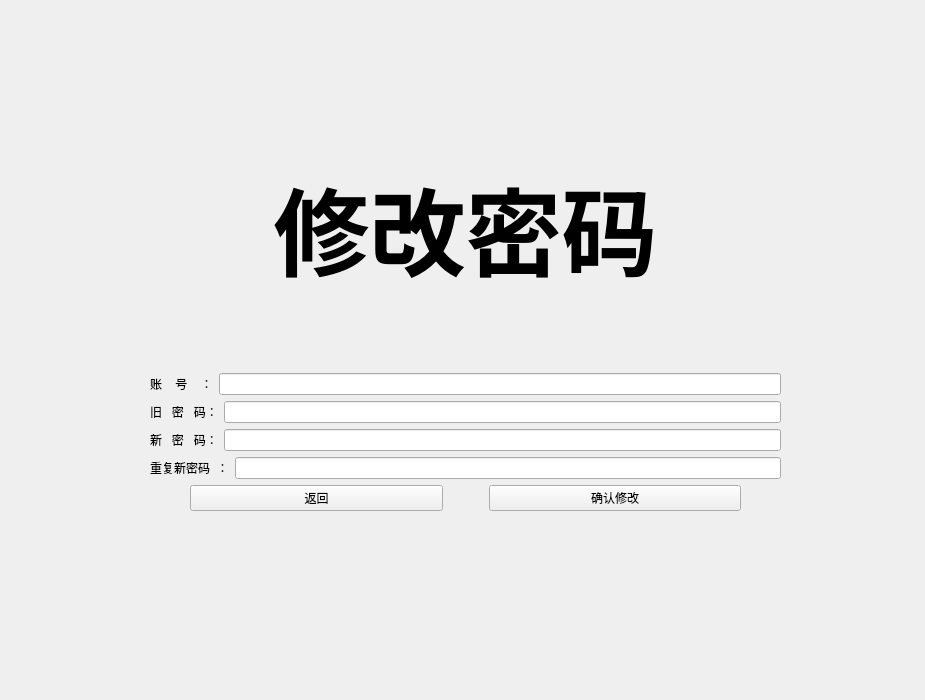
First picture: the form in chgpddialog.ui, repository PuLing0/sdu_Clanguage_Homework, before the edit.
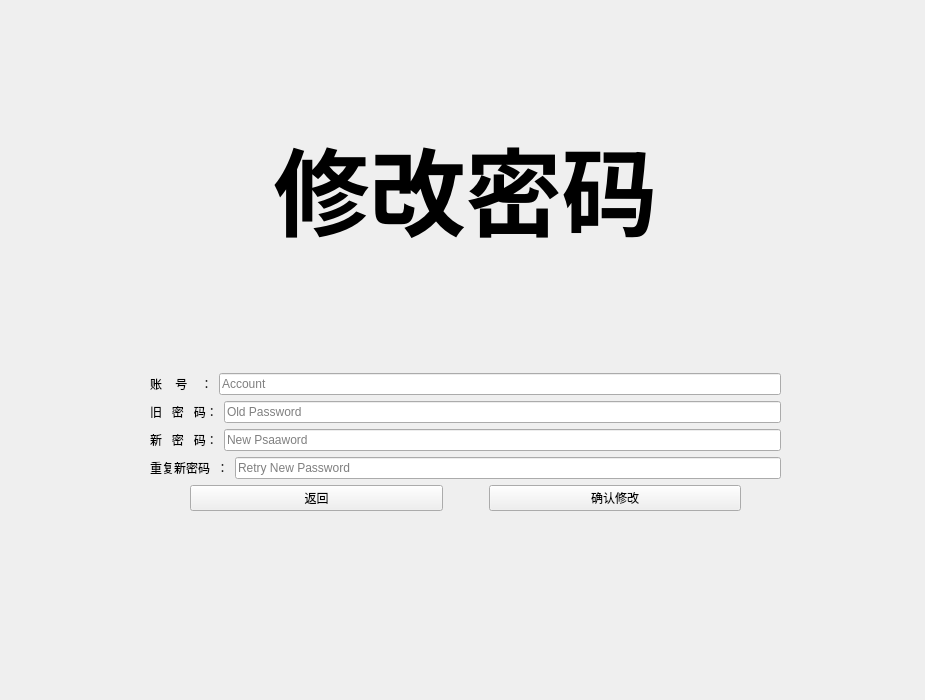
Second picture: the form after the edit. Custom widgets are drawn as their Qt base class.

Commit message: 修改了chgdialog和regdialog的ui界面

The edit to the form file:
```diff
--- a/chgpddialog.ui
+++ b/chgpddialog.ui
@@ -13,13 +13,16 @@
   <property name="windowTitle">
    <string>Form</string>
   </property>
-  <widget class="QWidget" name="">
+  <property name="styleSheet">
+   <string notr="true">background-color: rgb(255, 255, 255)；</string>
+  </property>
+  <widget class="QWidget" name="layoutWidget">
    <property name="geometry">
     <rect>
      <x>150</x>
-     <y>130</y>
+     <y>50</y>
      <width>631</width>
-     <height>381</height>
+     <height>461</height>
     </rect>
    </property>
    <layout class="QGridLayout" name="gridLayout">
@@ -101,7 +104,11 @@
          </widget>
         </item>
         <item>
-         <widget class="QLineEdit" name="L_Acount"/>
+         <widget class="QtMaterialAutoComplete" name="L_Acount">
+          <property name="placeholderText">
+           <string>Account</string>
+          </property>
+         </widget>
         </item>
        </layout>
       </item>
@@ -115,7 +122,11 @@
          </widget>
         </item>
         <item>
-         <widget class="QLineEdit" name="L_OldPassword"/>
+         <widget class="QtMaterialAutoComplete" name="L_OldPassword">
+          <property name="placeholderText">
+           <string>Old Password</string>
+          </property>
+         </widget>
         </item>
        </layout>
       </item>
@@ -129,7 +140,11 @@
          </widget>
         </item>
         <item>
-         <widget class="QLineEdit" name="L_NewPassword"/>
+         <widget class="QtMaterialAutoComplete" name="L_NewPassword">
+          <property name="placeholderText">
+           <string>New Psaaword</string>
+          </property>
+         </widget>
         </item>
        </layout>
       </item>
@@ -143,7 +158,11 @@
          </widget>
         </item>
         <item>
-         <widget class="QLineEdit" name="L_ReNewPassword"/>
+         <widget class="QtMaterialAutoComplete" name="L_ReNewPassword">
+          <property name="placeholderText">
+           <string>Retry New Password</string>
+          </property>
+         </widget>
         </item>
        </layout>
       </item>
@@ -151,6 +170,15 @@
     </item>
     <item row="0" column="0">
      <widget class="QLabel" name="label">
+      <property name="styleSheet">
+       <string notr="true">QLabel {
+    font-family: &quot;Microsoft YaHei&quot;;
+    font-size: 35px;
+	font-weight: bold;
+    color:black;
+	border:none;
+}</string>
+      </property>
       <property name="text">
        <string>&lt;html&gt;&lt;head/&gt;&lt;body&gt;&lt;p&gt;&lt;span style=&quot; font-size:72pt; font-weight:700;&quot;&gt;修改密码&lt;/span&gt;&lt;/p&gt;&lt;/body&gt;&lt;/html&gt;</string>
       </property>
@@ -178,6 +206,18 @@
    </layout>
   </widget>
  </widget>
+ <customwidgets>
+  <customwidget>
+   <class>QtMaterialAutoComplete</class>
+   <extends>QLineEdit</extends>
+   <header location="global">qtmaterialautocomplete.h</header>
+  </customwidget>
+  <customwidget>
+   <class>QtMaterialRaisedButton</class>
+   <extends>QPushButton</extends>
+   <header location="global">qtmaterialraisedbutton.h</header>
+  </customwidget>
+ </customwidgets>
  <resources/>
  <connections/>
 </ui>
```
Left out of the diff: 4 changed lines with no effect on the pictures. The commit also changes 6 other files.
